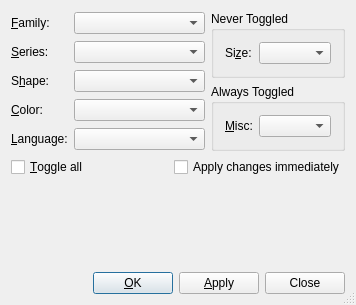
First picture: the form in src/frontends/qt4/ui/QCharacterUi.ui, repository cburschka/lyx, before the edit.
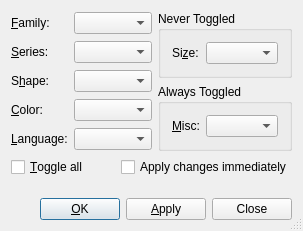
Second picture: the form after the edit.

The edit to the form file:
```diff
--- a/src/frontends/qt4/ui/QCharacterUi.ui
+++ b/src/frontends/qt4/ui/QCharacterUi.ui
@@ -8,8 +8,8 @@
    <rect>
     <x>0</x>
     <y>0</y>
-    <width>356</width>
-    <height>305</height>
+    <width>303</width>
+    <height>231</height>
    </rect>
   </property>
   <property name="windowTitle" >
```
